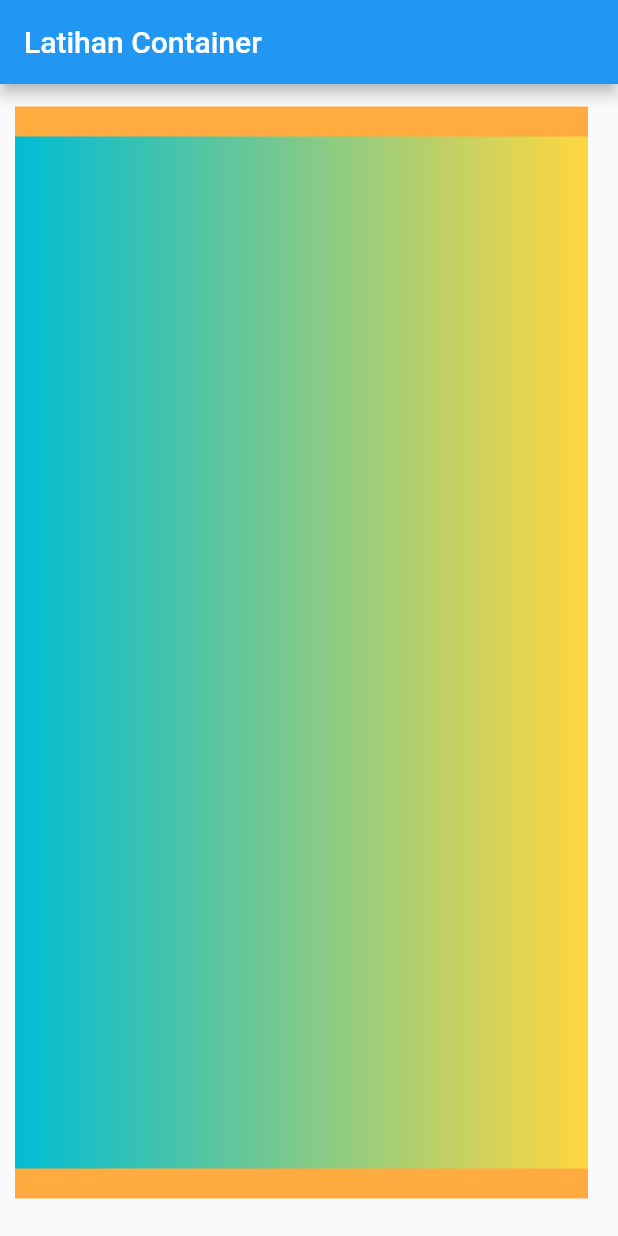
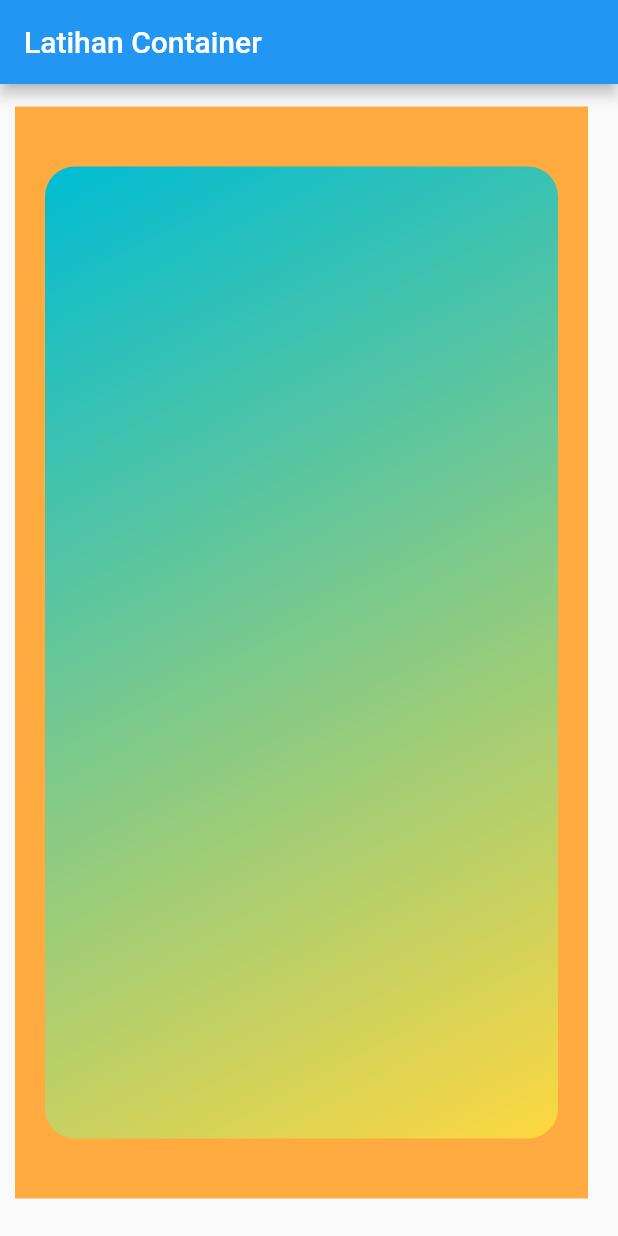
Before and after one commit to mlatifr/flutter, a Flutter app: the screen it shows after launch, on a phone screen of 412 x 824 dp. Run offline on Flutter 3.47's test engine with Material 2 defaults, Android fonts, the phone set to English and light mode, and no system bars; missing offline and left inert: dart:html.

Commit message:
belajar Container + BoxDecoration + borderRadius

```diff
--- a/lib/main.dart
+++ b/lib/main.dart
@@ -19,8 +19,12 @@ class MyApp extends StatelessWidget {
           margin: EdgeInsets.fromLTRB(10, 15, 20, 25),
           padding: EdgeInsets.only(bottom: 20, top: 20),
           child: Container(
+            margin: EdgeInsets.all(20),
             decoration: BoxDecoration(
+                borderRadius: BorderRadius.circular(20),
                 gradient: LinearGradient(
+                    begin: Alignment.topLeft,
+                    end: Alignment.bottomRight,
                     colors: <Color>[Colors.cyan, Colors.amberAccent])),
           ),
         ),
```
